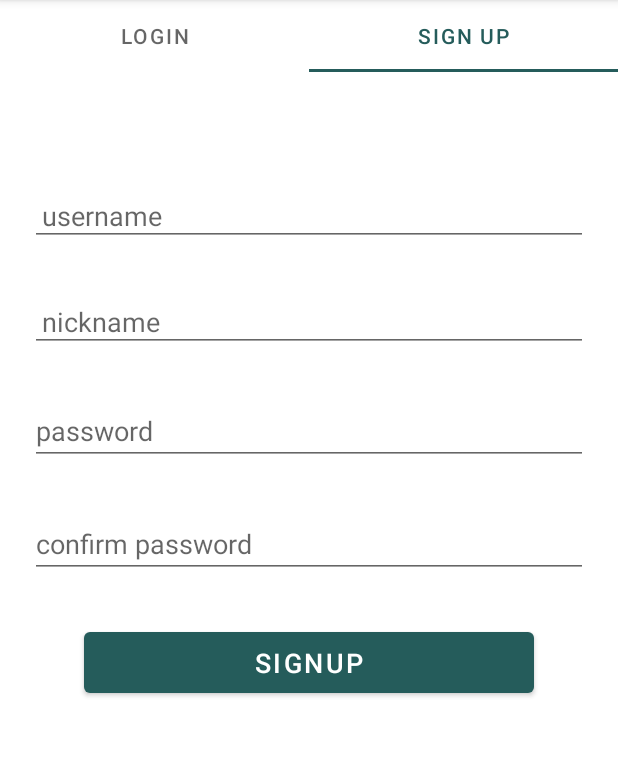
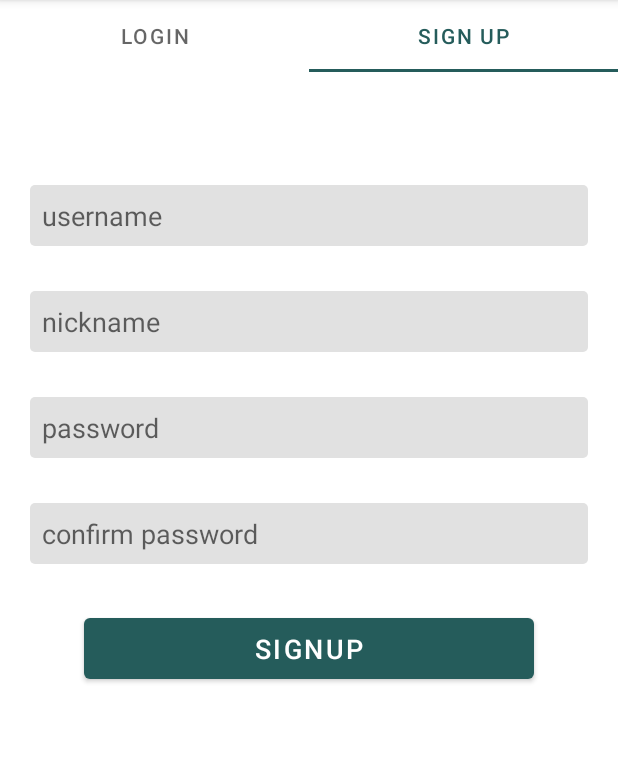
Before and after one commit to Negarnbkhti42/mobile-programming-HW2, an Android app: the screen it shows after launch (MainActivity), tab 2 chosen, on a phone screen of 412 x 824 dp, the part 84-841 px from its top. Run offline under Robolectric (Android 15) with nearby library versions, the phone set to English and light mode, and no system bars.

Commit message:
Refine theme colors

```diff
--- /dev/null
+++ b/app/src/main/res/drawable/edittext_background.xml
@@ -0,0 +1,6 @@
+<?xml version="1.0" encoding="utf-8"?>
+<shape xmlns:android="http://schemas.android.com/apk/res/android"
+    android:shape="rectangle">
+    <corners android:radius="3dp" />
+    <solid android:color="@color/grey" />
+</shape>
--- a/app/src/main/res/layout/fragment_login.xml
+++ b/app/src/main/res/layout/fragment_login.xml
@@ -17,6 +17,7 @@
             android:id="@+id/signupUsername"
             android:layout_width="match_parent"
             android:layout_height="wrap_content"
+            android:background="@drawable/edittext_background"
             android:layout_gravity="center"
             android:inputType="textPersonName"
             android:layout_marginTop="30dp"
@@ -28,8 +29,10 @@
             android:id="@+id/signupPassword"
             android:layout_width="match_parent"
             android:layout_height="wrap_content"
+            android:background="@drawable/edittext_background"
             android:layout_gravity="center"
             android:layout_marginTop="30dp"
+            android:padding="8dp"
             android:inputType="textPassword"
             android:autofillHints="password"
             android:hint="@string/password_hint"/>
--- a/app/src/main/res/layout/fragment_signup_tab.xml
+++ b/app/src/main/res/layout/fragment_signup_tab.xml
@@ -17,6 +17,7 @@
             android:id="@+id/signup_username"
             android:layout_width="match_parent"
             android:layout_height="wrap_content"
+            android:background="@drawable/edittext_background"
             android:layout_gravity="center"
             android:inputType="textPersonName"
             android:layout_marginTop="30dp"
@@ -28,6 +29,7 @@
             android:id="@+id/signup_nickname"
             android:layout_width="match_parent"
             android:layout_height="wrap_content"
+            android:background="@drawable/edittext_background"
             android:layout_gravity="center"
             android:inputType="textPersonName"
             android:layout_marginTop="30dp"
@@ -39,9 +41,11 @@
             android:id="@+id/signup_password"
             android:layout_width="match_parent"
             android:layout_height="wrap_content"
+            android:background="@drawable/edittext_background"
             android:layout_gravity="center"
             android:layout_marginTop="30dp"
             android:inputType="textPassword"
+            android:padding="8dp"
             android:autofillHints="password"
             android:hint="@string/password_hint"/>
 
@@ -49,9 +53,11 @@
             android:id="@+id/signup_password_confirm"
             android:layout_width="match_parent"
             android:layout_height="wrap_content"
+            android:background="@drawable/edittext_background"
             android:layout_gravity="center"
             android:layout_marginTop="30dp"
             android:inputType="textPassword"
+            android:padding="8dp"
             android:autofillHints="password"
             android:hint="@string/password_confirm_hint"/>
 
--- a/app/src/main/res/values/colors.xml
+++ b/app/src/main/res/values/colors.xml
@@ -8,7 +8,12 @@
     <color name="green_700">#255C5B</color>
     <color name="green_500">#BBCDB8</color>
     <color name="green_200">#EDF4EF</color>
+    <color name="violet_700">#805975</color>
+    <color name="violet_500">#CCB8C6</color>
+    <color name="brown_700">#5C3925</color>
+    <color name="brown_500">#A85222</color>
     <color name="tint">#E3E4DD</color>
     <color name="black">#FF000000</color>
     <color name="white">#FFFFFFFF</color>
+    <color name="grey">#E1E1E1</color>
 </resources>
--- a/app/src/main/res/values/themes.xml
+++ b/app/src/main/res/values/themes.xml
@@ -6,8 +6,8 @@
         <item name="colorPrimaryVariant">@color/green_500</item>
         <item name="colorOnPrimary">@color/white</item>
         <!-- Secondary brand color. -->
-        <item name="colorSecondary">@color/tint</item>
-        <item name="colorSecondaryVariant">@color/green_200</item>
+        <item name="colorSecondary">@color/brown_500</item>
+        <item name="colorSecondaryVariant">@color/brown_700</item>
         <item name="colorOnSecondary">@color/black</item>
         <!-- Status bar color. -->
         <item name="android:statusBarColor">?attr/colorPrimaryVariant</item>
```
